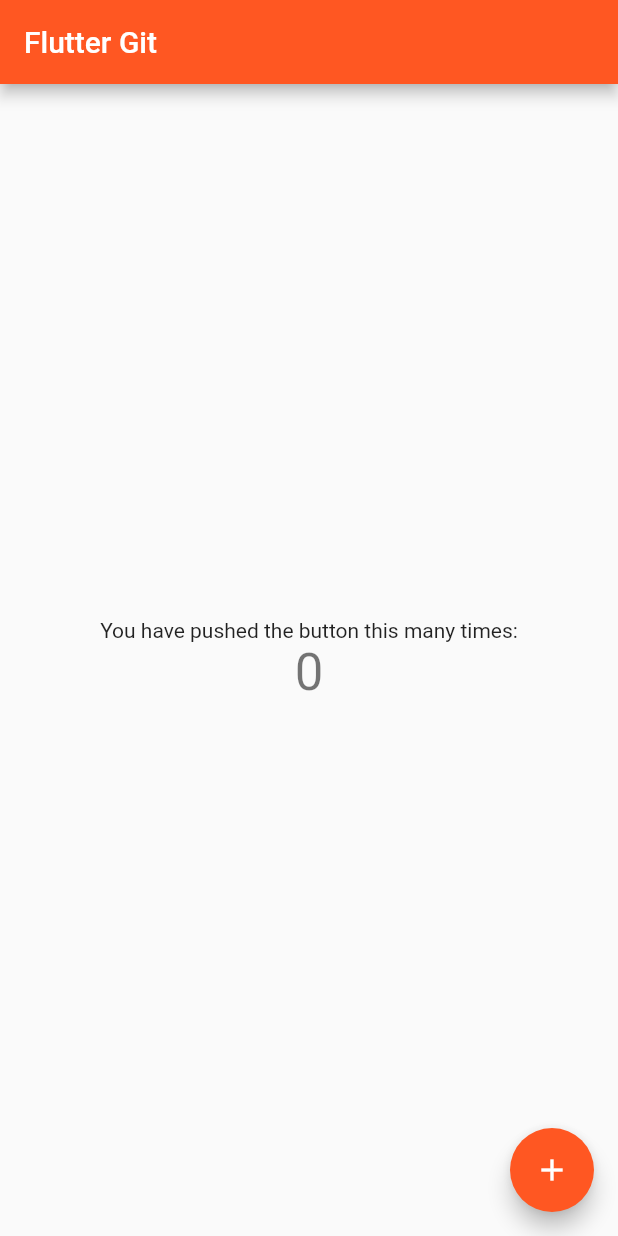
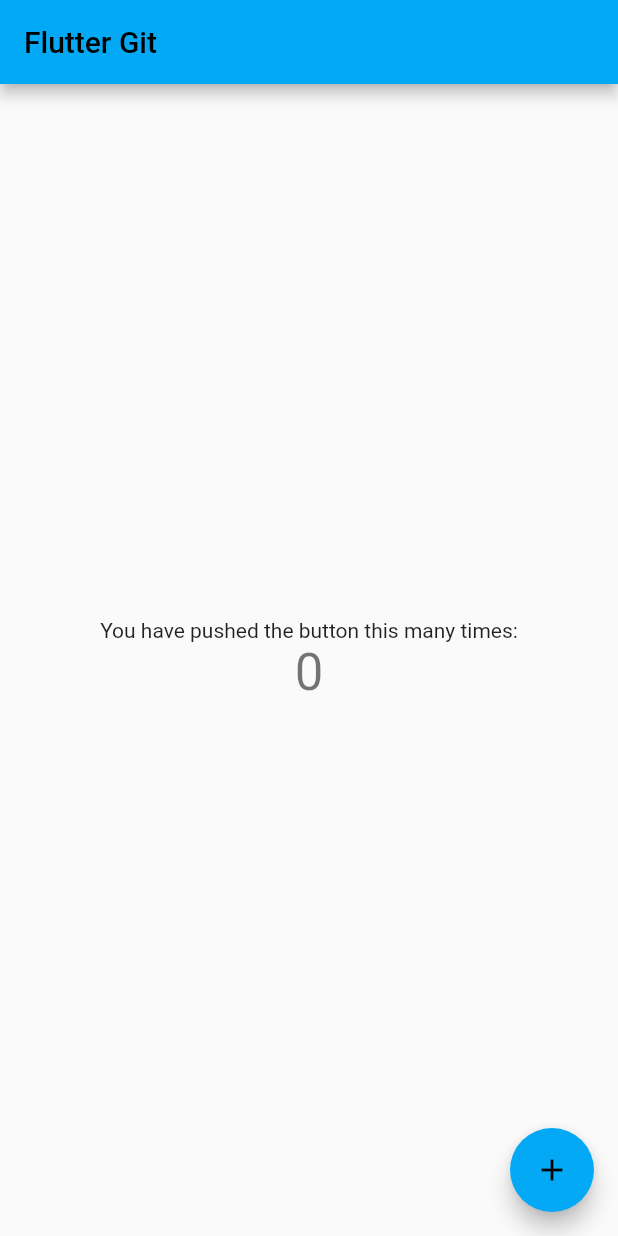
Before and after one commit to alexcaxtro/my_app, a Flutter app: the screen it shows after launch, on a phone screen of 412 x 824 dp. Run offline on Flutter 3.47's test engine with Material 2 defaults, Android fonts, the phone set to English and light mode, and no system bars.

Commit message:
cambio decolor del nav

```diff
--- a/lib/main.dart
+++ b/lib/main.dart
@@ -13,7 +13,7 @@ class MyApp extends StatelessWidget {
     return MaterialApp(
       title: 'Flutter Demo',
       theme: ThemeData(
-        primarySwatch: Colors.deepOrange,
+        primarySwatch: Colors.lightBlue,
       ),
       home: const MyHomePage(title: 'Flutter Git'),
     );
```
